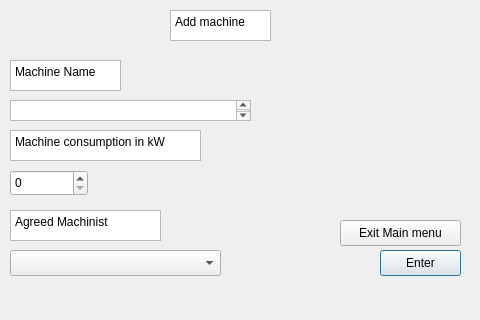
First picture: the form in Add_machine.ui, repository Simlebo/Project_3BM, before the edit; both pictures show x 0 to 480 and y 0 to 320 of the 480 by 640 pixel window.
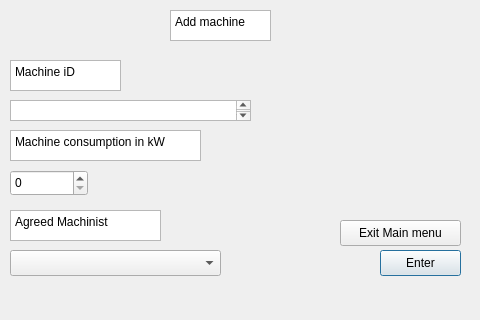
Second picture: the form after the edit.

Commit message: Update Add_machine.ui and implement add_machine_to_db functionality in test_add_machine.py

What changed in the file:
```diff
--- a/Add_machine.ui
+++ b/Add_machine.ui
@@ -52,7 +52,7 @@
     <bool>true</bool>
    </property>
    <property name="plainText">
-    <string>Machine Name</string>
+    <string>Machine iD</string>
    </property>
   </widget>
   <widget class="QPlainTextEdit" name="plainTextEdit_3">
```
The commit also changes 5 other files.
